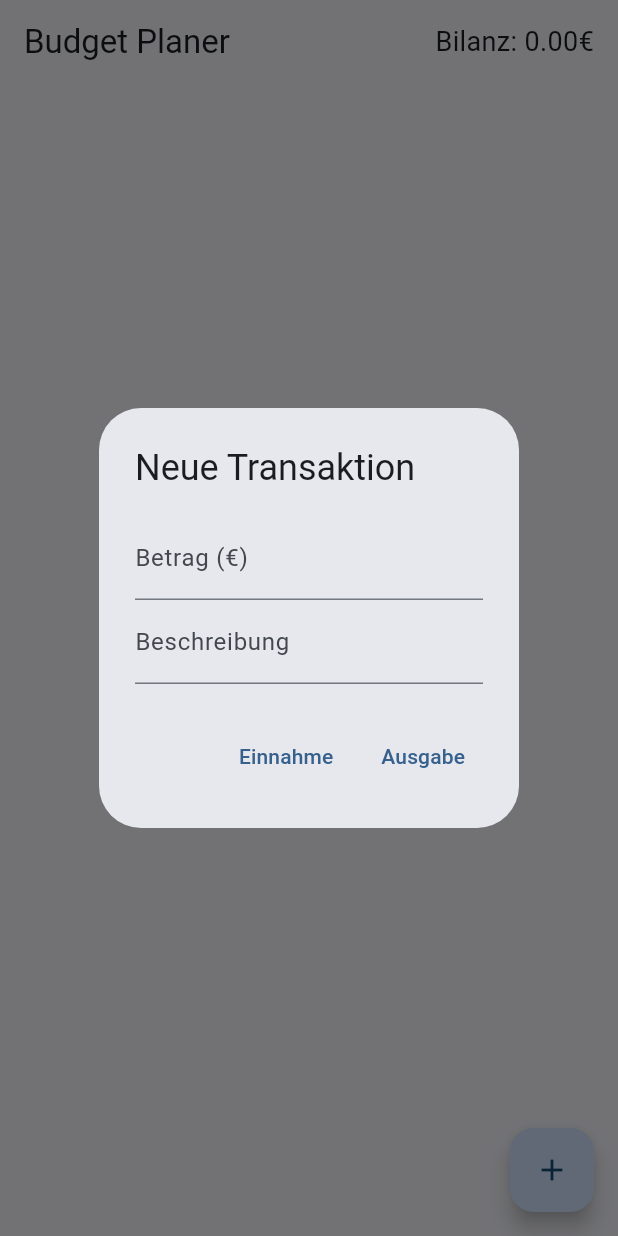
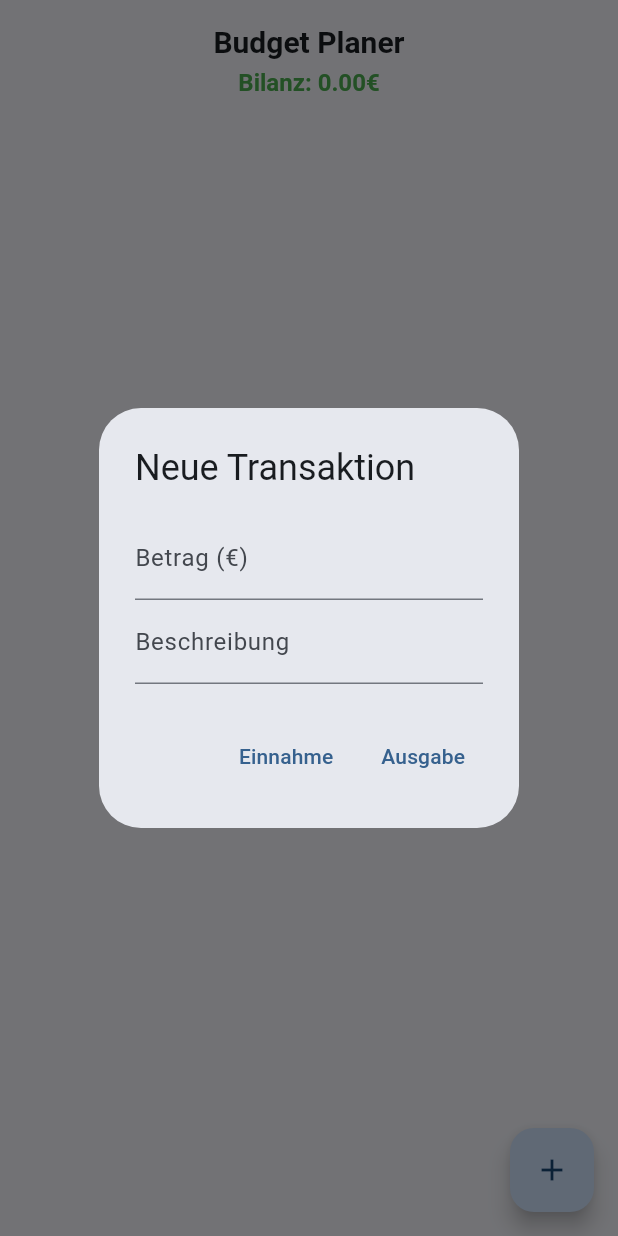
Before and after one commit to ElRafiki/PA, a Flutter app: the BudgetPlanerPage screen opened directly, after a tap on the "add" icon, on a phone screen of 412 x 824 dp. Run offline on Flutter 3.47's test engine with Material 3 defaults, Android fonts, the light colour scheme and no system bars; our stand-ins replace shared_preferences; accounts and stored records are empty.

Commit message:
Mehrere Builds erstellt

```diff
--- a/budgetplanna_v1/lib/pages/budget_planer_page.dart
+++ b/budgetplanna_v1/lib/pages/budget_planer_page.dart
@@ -1,6 +1,10 @@
+// ignore_for_file: library_private_types_in_public_api
+
 import 'package:flutter/material.dart';
 
 class BudgetPlanerPage extends StatefulWidget {
+  const BudgetPlanerPage({super.key});
+
   @override
   _BudgetPlanerPageState createState() => _BudgetPlanerPageState();
 }
@@ -8,7 +12,7 @@ class BudgetPlanerPage extends StatefulWidget {
 class _BudgetPlanerPageState extends State<BudgetPlanerPage> {
   // Variablen für Transaktionen und Gesamtbilanz
   double _gesamtBilanz = 0.0;
-  List<Map<String, dynamic>> _transaktionen = [];
+  final List<Map<String, dynamic>> _transaktionen = [];
   final _betragController = TextEditingController();
   final _beschreibungController = TextEditingController();
 
@@ -67,18 +71,32 @@ class _BudgetPlanerPageState extends State<BudgetPlanerPage> {
   Widget build(BuildContext context) {
     return Scaffold(
       appBar: AppBar(
-        title: Text('Budget Planer'),
-        actions: [
-          Center(
-            child: Padding(
-              padding: EdgeInsets.symmetric(horizontal: 16.0),
-              child: Text(
+        title: Center(
+          child: Column(
+            mainAxisAlignment: MainAxisAlignment.center,
+            crossAxisAlignment: CrossAxisAlignment.center,
+            children: [
+              Text(
+                'Budget Planer',
+                style: TextStyle(
+                  fontSize: 20,
+                  fontWeight: FontWeight.bold,
+                ),
+              ),
+              SizedBox(height: 4),
+              Text(
                 'Bilanz: ${_gesamtBilanz.toStringAsFixed(2)}€',
-                style: TextStyle(fontSize: 18),
+                style: TextStyle(
+                  fontSize: 16,
+                  fontWeight: FontWeight.bold,
+                  color: _gesamtBilanz >= 0 ? Colors.green : Colors.red,
+                ),
               ),
-            ),
+            ],
           ),
-        ],
+        ),
+        centerTitle: true,
+        toolbarHeight: 80, // Increased height for better spacing
       ),
       body: ListView.builder(
         itemCount: _transaktionen.length,
```
